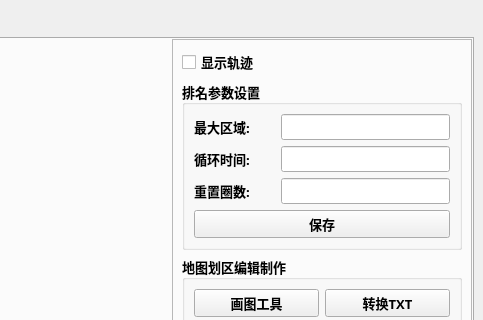
The window that MainCtl_Ui.ui (zzw168/z_ballsort_Upload) describes before a commit, drawn with Qt 5; both pictures show x 715 to 1198 and y 0 to 320 of the 1198 by 889 pixel window.
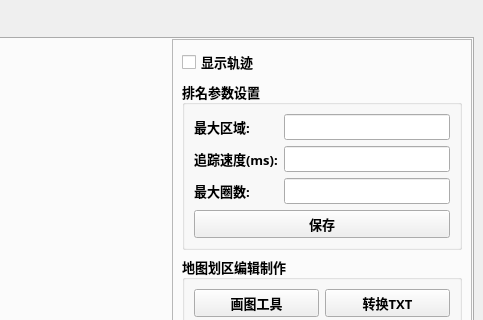
The same window after the commit.

```diff
--- a/MainCtl_Ui.ui
+++ b/MainCtl_Ui.ui
@@ -211,7 +211,7 @@
                    </size>
                   </property>
                   <property name="text">
-                   <string>重置圈数:</string>
+                   <string>最大圈数:</string>
                   </property>
                  </widget>
                 </item>
@@ -224,7 +224,7 @@
                    </size>
                   </property>
                   <property name="text">
-                   <string>循环时间:</string>
+                   <string>追踪速度(ms):</string>
                   </property>
                  </widget>
                 </item>
```
Left out of the diff: 2 changed lines with no effect on the pictures.
